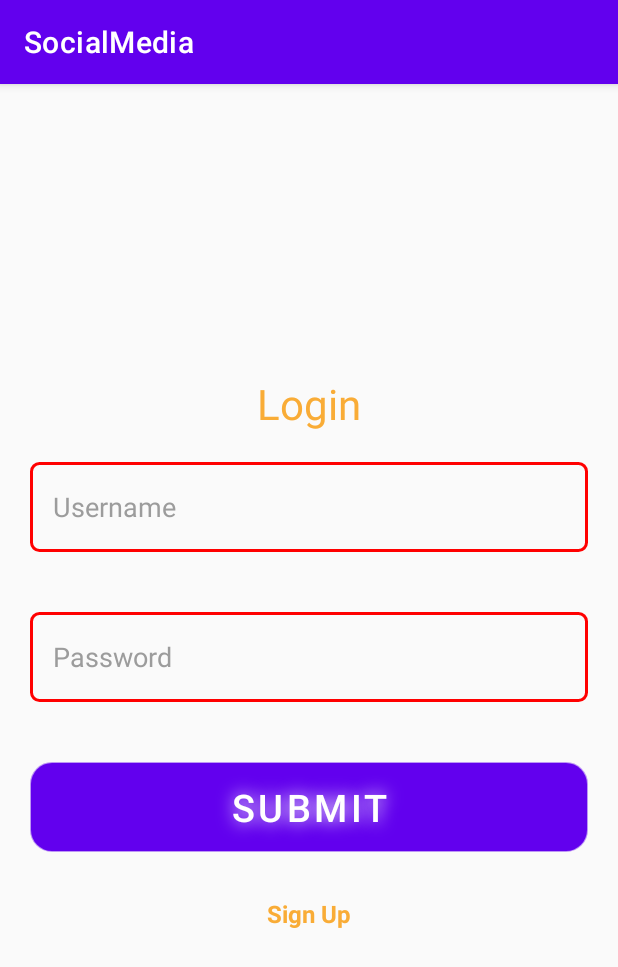
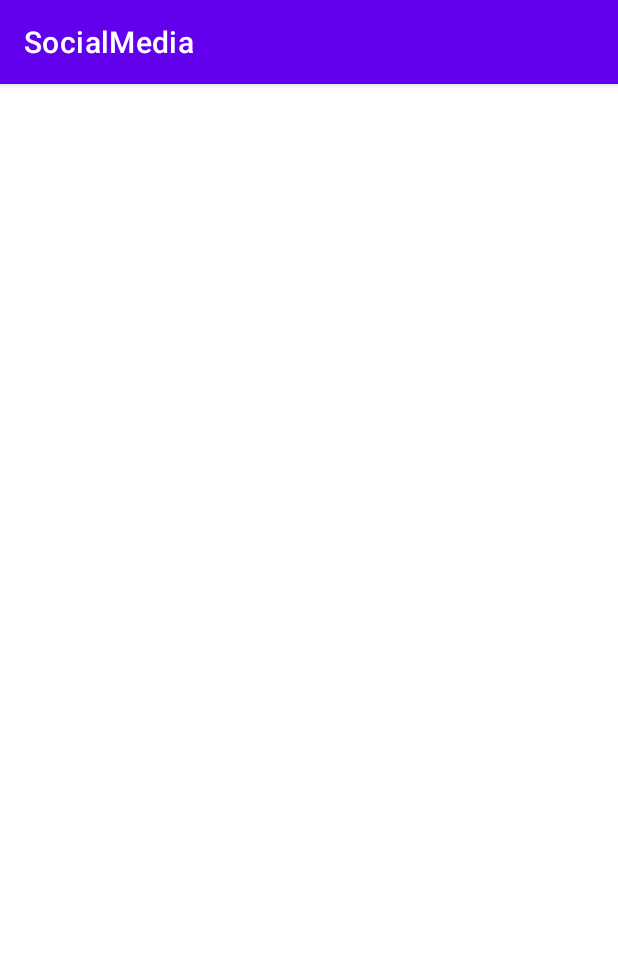
Before and after one commit to HeyJOe03/socialMediaForMusicians, an Android app: the screen it shows after launch (LogInSignInActivity before the commit, SignInActivity after it), after a tap on "Sign Up", on a phone screen of 412 x 824 dp. Shown: the top 967 px of the screen. Run offline under Robolectric (Android 15) with nearby library versions, the phone set to English and light mode, and no system bars; our stand-ins replace Volley; libraries missing offline, so code that uses them is left out: io.socket.client; 1 other tap on this screen came first.

Commit message:
done with login activity

```diff
--- a/app/src/main/java/com/example/socialmedia/LogInSignInActivity.kt
+++ b/app/src/main/java/com/example/socialmedia/LogInActivity.kt
@@ -1,43 +1,39 @@
 package com.example.socialmedia
 
+import android.content.Context
 import android.content.Intent
+import android.content.SharedPreferences
 import androidx.appcompat.app.AppCompatActivity
 import android.os.Bundle
-import android.text.Editable
 import android.util.Log
 import android.widget.Toast
 import com.android.volley.Request
 import com.android.volley.RequestQueue
-import com.android.volley.VolleyError
 import com.android.volley.toolbox.JsonObjectRequest
 import com.android.volley.toolbox.Volley
-import com.example.socialmedia.databinding.ActivityLogInSignInBinding
-import okhttp3.Response
+import com.example.socialmedia.databinding.ActivityLogInBinding
+import com.example.socialmedia.objects.HashSHA256
 
 import org.json.JSONObject
 
 import org.json.JSONException
 
+class LogInActivity : AppCompatActivity() {
 
-
-
-class LogInSignInActivity : AppCompatActivity() {
-
-    private lateinit var binding : ActivityLogInSignInBinding
+    private lateinit var binding : ActivityLogInBinding
 
     override fun onCreate(savedInstanceState: Bundle?) {
         super.onCreate(savedInstanceState)
-        binding = ActivityLogInSignInBinding.inflate(layoutInflater)
+        binding = ActivityLogInBinding.inflate(layoutInflater)
         setContentView(binding.root)
 
         binding.btnSubmit.setOnClickListener {
-            //Toast.makeText(this,  HashSHA256.hash("ciaone"), Toast.LENGTH_SHORT).show()
             if(binding.usernameET.text.toString() != "" &&  binding.passwordET.text.toString() != "") signIn()
             else inputError()
         }
 
         binding.gotoRegisterBtn.setOnClickListener {
-            //START registeractivity
+            startActivity(Intent(this, SignInActivity::class.java))
         }
     }
 
@@ -59,14 +55,22 @@ class LogInSignInActivity : AppCompatActivity() {
             postUrl,
             postData,
             { response ->
-                //Log.println(Log.DEBUG,"response",response.toString())
+                Log.println(Log.DEBUG,"response",response[GLOBALS.KEY_SIGNIN].toString())
 
-                if(response[GLOBALS.KEY_SIGNIN] != GLOBALS.SIGN_IN_FAILED){
-                    val ID: String = response[GLOBALS.KEY_SIGNIN].toString()
-                    val intent = Intent(this, MainActivity::class.java).apply {
-                        putExtra(EXTRA_MESSAGE, response[GLOBALS.KEY_SIGNIN].toString())
-                    }
-                    startActivity(intent)
+                if(response[GLOBALS.KEY_SIGNIN].toString() != GLOBALS.SIGN_IN_FAILED){
+                    val ID: Long =
+                        try {
+                            response[GLOBALS.KEY_SIGNIN].toString().toLong()
+                        }catch( e : NumberFormatException){
+                            -1
+                        }
+
+                    val sharedPreferences : SharedPreferences = this.getSharedPreferences(GLOBALS.SHARED_PREF_ID_USER,Context.MODE_PRIVATE)
+
+                    sharedPreferences.edit().putLong(GLOBALS.SP_KEY_ID, ID).apply()
+
+                    startActivity(Intent(this, MainActivity::class.java))
+                    this.finish()
                 }
                 else inputError()
             }
--- a/app/src/main/java/com/example/socialmedia/MainActivity.kt
+++ b/app/src/main/java/com/example/socialmedia/MainActivity.kt
@@ -1,15 +1,20 @@
 package com.example.socialmedia
 
+import android.content.Context
+import android.content.Intent
+import android.content.SharedPreferences
 import androidx.appcompat.app.AppCompatActivity
 import android.os.Bundle
+import android.widget.Toast
 import com.example.socialmedia.databinding.ActivityMainBinding
+import com.example.socialmedia.objects.SocketHandler
 import io.socket.client.Socket
-
-const val EXTRA_MESSAGE = "com.example.socialmedia.MESSAGE"
 
 class MainActivity : AppCompatActivity() {
 
     private lateinit var binding: ActivityMainBinding
+    private lateinit var sharedPref: SharedPreferences
+    private var ID: Long = -1
 
     private lateinit var mSocket: Socket
     override fun onCreate(savedInstanceState: Bundle?) {
@@ -17,6 +22,15 @@ class MainActivity : AppCompatActivity() {
         binding = ActivityMainBinding.inflate(layoutInflater)
         setContentView(binding.root)
 
+        sharedPref = this.getSharedPreferences(GLOBALS.SHARED_PREF_ID_USER,Context.MODE_PRIVATE)
+        ID = sharedPref.getLong(GLOBALS.SP_KEY_ID,-1)
+
+        if(ID == (-1).toLong()) { // if the user has not been saved locally
+            startActivity(Intent(this, LogInActivity::class.java)) // starts the login page
+            this.finish() //close the activity
+            return //end the function
+        }
+
         SocketHandler.setSocket()
         SocketHandler.establishConnection()
         mSocket = SocketHandler.getSocket()
--- /dev/null
+++ b/app/src/main/java/com/example/socialmedia/SignInActivity.kt
@@ -0,0 +1,16 @@
+package com.example.socialmedia
+
+import androidx.appcompat.app.AppCompatActivity
+import android.os.Bundle
+import com.example.socialmedia.databinding.ActivitySignInBinding
+
+class SignInActivity : AppCompatActivity() {
+
+    private lateinit var binding: ActivitySignInBinding
+
+    override fun onCreate(savedInstanceState: Bundle?) {
+        super.onCreate(savedInstanceState)
+        binding = ActivitySignInBinding.inflate(layoutInflater)
+        setContentView(binding.root)
+    }
+}
--- a/app/src/main/java/com/example/socialmedia/HashSHA256.kt
+++ b/app/src/main/java/com/example/socialmedia/objects/HashSHA256.kt
@@ -1,4 +1,4 @@
-package com.example.socialmedia
+package com.example.socialmedia.objects
 
 import java.security.MessageDigest
 
--- a/app/src/main/java/com/example/socialmedia/SocketHandler.kt
+++ b/app/src/main/java/com/example/socialmedia/objects/SocketHandler.kt
@@ -1,5 +1,6 @@
-package com.example.socialmedia
+package com.example.socialmedia.objects
 
+import com.example.socialmedia.GLOBALS
 import io.socket.client.IO
 import io.socket.client.Socket
 import java.net.URISyntaxException
--- a/app/src/main/res/layout/activity_log_in_sign_in.xml
+++ b/app/src/main/res/layout/activity_log_in.xml
@@ -6,7 +6,7 @@
     android:orientation="vertical"
     android:background="#FAFAFA"
     android:gravity="center"
-    tools:context=".LogInSignInActivity">
+    tools:context=".LogInActivity">
 
     <TextView
         android:layout_width="match_parent"
--- /dev/null
+++ b/app/src/main/res/layout/activity_sign_in.xml
@@ -0,0 +1,9 @@
+<?xml version="1.0" encoding="utf-8"?>
+<androidx.constraintlayout.widget.ConstraintLayout xmlns:android="http://schemas.android.com/apk/res/android"
+    xmlns:app="http://schemas.android.com/apk/res-auto"
+    xmlns:tools="http://schemas.android.com/tools"
+    android:layout_width="match_parent"
+    android:layout_height="match_parent"
+    tools:context=".SignInActivity">
+
+</androidx.constraintlayout.widget.ConstraintLayout>
```
Also changed, not shown: app/src/main/AndroidManifest.xml (+10 -7 lines), app/src/main/java/com/example/socialmedia/GLOBALS.kt (+6 -1 lines), 1 other file.
